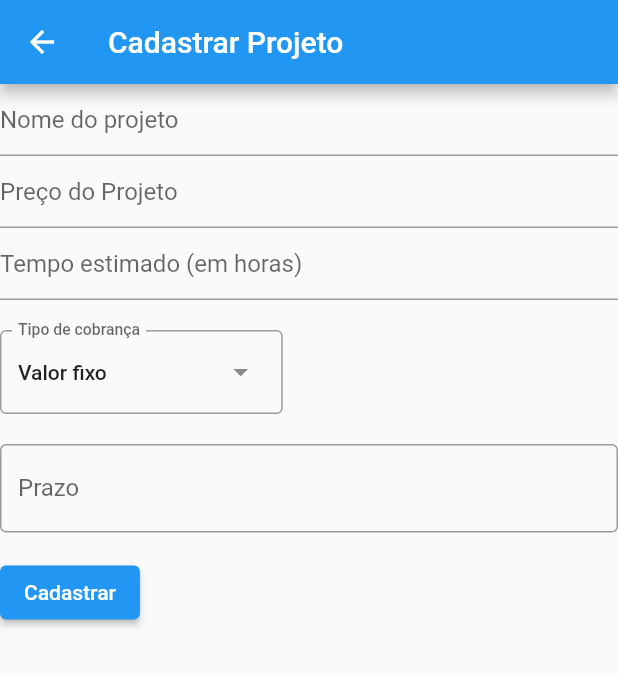
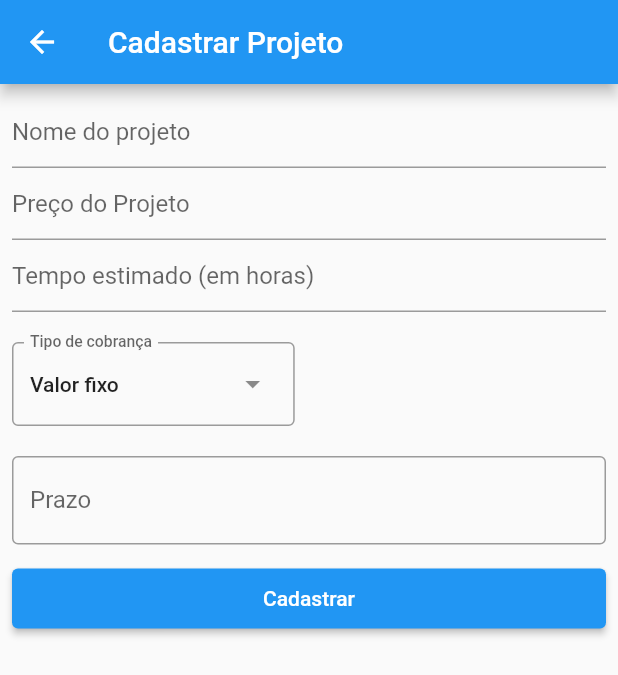
Before and after one commit to diegoufba/Time-Tracker, a Flutter app: the screen it shows after launch, after a tap on "Adicionar Projeto", on a phone screen of 412 x 824 dp. Shown: the top 675 px of the screen. Run offline on Flutter 3.47's test engine with Material 2 defaults, Android fonts, the phone set to English and light mode, and no system bars; our stand-ins replace flutter_riverpod.

Commit message:
melhorias no design

```diff
--- a/time_tracker/lib/main.dart
+++ b/time_tracker/lib/main.dart
@@ -8,25 +8,35 @@ import 'package:flutter_localizations/flutter_localizations.dart';
 void main() => runApp(const ProviderScope(child: MyApp()));
 
 final projectsProvider = StateProvider((ref) => [
-    Project("Desenvolvimento App mobile", 1300, null, DateTime.parse("2023-11-30"), 30, 72, false, false,
-      [Task("Definir Telas", DateTime.parse("2023-09-20"), DateTime.parse("2023-09-30"), 12.23, true),
-       Task("Desenvolver Telas", DateTime.parse("2023-10-10"), DateTime.parse("2023-11-30"), 48, false)
-      ]
-    ),
-    Project("Criação Sistema Web", 80, null, DateTime.parse("2023-12-25"), 102, 306, false, true,
-      [Task("Criação de rotas", DateTime.parse("2023-09-20"), DateTime.parse("2023-09-30"), 15, true),
-      ]
-    ),
-    Project("Mapeamento Relacional de Negócio", 1200, DateTime.parse("2023-11-20"), DateTime.parse("2023-11-21"), 50, 60, true, false, null),
-]);
+      Project("Desenvolvimento App mobile", 1300, null,
+          DateTime.parse("2023-11-30"), 30, 72, false, false, [
+        Task("Definir Telas", DateTime.parse("2023-09-20"),
+            DateTime.parse("2023-09-30"), 12.23, true),
+        Task("Desenvolver Telas", DateTime.parse("2023-10-10"),
+            DateTime.parse("2023-11-30"), 48, false)
+      ]),
+      Project("Criação Sistema Web", 80, null, DateTime.parse("2023-12-25"),
+          102, 306, false, true, [
+        Task("Criação de rotas", DateTime.parse("2023-09-20"),
+            DateTime.parse("2023-09-30"), 15, true),
+      ]),
+      Project(
+          "Mapeamento Relacional de Negócio",
+          1200,
+          DateTime.parse("2023-11-20"),
+          DateTime.parse("2023-11-21"),
+          50,
+          60,
+          true,
+          false,
+          null),
+    ]);
 
 class MyApp extends ConsumerWidget {
-
   const MyApp({super.key});
 
   @override
   Widget build(BuildContext context, WidgetRef ref) {
-
     return MaterialApp(
       title: "Time Tracker",
       localizationsDelegates: const [
@@ -36,11 +46,11 @@ class MyApp extends ConsumerWidget {
       ],
       supportedLocales: const [Locale('pt', 'BR')],
       home: Scaffold(
-          appBar: AppBar(
-            title: const Text("Meus Projetos"),
-          ),
-          body: const ProjectsScreen(),
+        appBar: AppBar(
+          title: const Text("Meus Projetos"),
         ),
+        body: const ProjectsScreen(),
+      ),
     );
   }
 }
--- a/time_tracker/lib/model/project.dart
+++ b/time_tracker/lib/model/project.dart
@@ -1,12 +1,12 @@
 import 'package:time_tracker/model/task.dart';
 
 class Project{
-   String _name;
+   final String _name;
    double _price = 0;
-   DateTime? _deliveryDate;
-   DateTime? _deadlineDate;
+   final DateTime? _deliveryDate;
+   final DateTime? _deadlineDate;
    double? _spentTime;
-   double? _estimatedTime;
+   final double? _estimatedTime;
    bool _finished = false;
    bool _hourlyRate = false;
    List<Task> _tasks = List.empty();
--- a/time_tracker/lib/model/task.dart
+++ b/time_tracker/lib/model/task.dart
@@ -1,8 +1,8 @@
 class Task {
-  String _name;
-  DateTime _initialDate;
-  DateTime _finalDate;
-  double? _hour;
+  final String _name;
+  final DateTime _initialDate;
+  final DateTime _finalDate;
+  final double? _hour;
   bool _isCompleted = false;
 
   Task(this._name, this._initialDate, this._finalDate, this._hour, bool? isCompleted){
--- a/time_tracker/lib/screens/projectForm.dart
+++ /dev/null
@@ -1,150 +0,0 @@
-import 'package:flutter/material.dart';
-import 'package:flutter_riverpod/flutter_riverpod.dart';
-import 'package:intl/intl.dart';
-import 'package:time_tracker/main.dart';
-import 'package:time_tracker/model/project.dart';
-
-class ProjectForm extends ConsumerWidget {
-  const ProjectForm({super.key});
-
-  @override
-  Widget build(BuildContext context, WidgetRef ref) {
-    final intitialDateController = TextEditingController();
-    final GlobalKey<FormState> formKey = GlobalKey<FormState>();
-    String projectName = "";
-    double priceProject = 0;
-    DateTime deliveryDateProject = DateTime.now();
-    DateTime deadlineDateProject = DateTime.now();
-    double estimatedTimeProject = 0;
-    bool projectHourlyRated = false;
-    List<String> chargeOptions = ["Valor fixo", "Por hora"];
-    DateTime timeNow = DateTime.now();
-
-    return Scaffold(
-        appBar: AppBar(title: const Text('Cadastrar Projeto')),
-        body: Form(
-          key: formKey,
-          child: Column(
-            crossAxisAlignment: CrossAxisAlignment.start,
-            children: <Widget>[
-              TextFormField(
-                decoration: const InputDecoration(
-                  hintText: 'Nome do projeto',
-                ),
-                validator: (String? value) {
-                  if (value == null || value.isEmpty) {
-                    return 'Por favor, digite um nome';
-                  }
-                  projectName = value;
-                  return null;
-                },
-              ),
-              TextFormField(
-                decoration: const InputDecoration(
-                  hintText: 'Preço do Projeto',
-                ),
-                keyboardType: TextInputType.number,
-                validator: (value) {
-                  if (value == null || value.isEmpty) {
-                    return 'Por favor, digite um preço';
-                  }
-                  double? aux = double.tryParse(value);
-                  if (aux == null || aux < 0) {
-                    return 'Por favor, digite um preço válido';
-                  }
-                  priceProject = aux;
-                  return null;
-                },
-              ),
-              TextFormField(
-                decoration: const InputDecoration(
-                  hintText: 'Tempo estimado (em horas)',
-                ),
-                keyboardType: TextInputType.number,
-                validator: (value) {
-                  if (value == null || value.isEmpty) {
-                    return 'Por favor, digite um tempo ';
-                  }
-                  double? aux = double.tryParse(value);
-                  if (aux == null || aux <= 0) {
-                    return 'Por favor, digite um tempo válido';
-                  }
-                  estimatedTimeProject = aux;
-                  return null;
-                },
-              ),
-              const SizedBox(height: 20),
-              DropdownMenu(
-                  initialSelection: chargeOptions.first,
-                  label: const Text("Tipo de cobrança"),
-                  onSelected: (value) => {
-                        value == "Por hora"
-                            ? projectHourlyRated = true
-                            : projectHourlyRated = false
-                      },
-                  dropdownMenuEntries: chargeOptions
-                      .map<DropdownMenuEntry<String>>((String value) {
-                    return DropdownMenuEntry<String>(
-                        value: value, label: value);
-                  }).toList()),
-              const SizedBox(height: 20),
-              TextFormField(
-                controller: intitialDateController,
-                decoration: const InputDecoration(
-                  border: OutlineInputBorder(),
-                  labelText: 'Prazo',
-                ),
-                readOnly: true,
-                onTap: () async {
-                  DateTime? newDate = await showDatePicker(
-                      context: context,
-                      initialDate: timeNow,
-                      firstDate: timeNow,
-                      cancelText: "Cancelar",
-                      helpText: "Escolha o prazo",
-                      errorFormatText: "Formato inválido",
-                      errorInvalidText: "Texto inválido",
-                      locale: const Locale('pt', 'BR'),
-                      lastDate: DateTime(timeNow.year + 10));
-                  if (newDate != null) {
-                    String formattedDate =
-                        DateFormat('dd/MM/yyyy').format(newDate);
-                    deliveryDateProject = newDate;
-                    intitialDateController.text = formattedDate;
-                  }
-                },
-              ),
-              Padding(
-                padding: const EdgeInsets.symmetric(vertical: 16.0),
-                child: ElevatedButton(
-                  onPressed: () {
-                    if (formKey.currentState!.validate()) {
-                      final List<Project> projetosDeepCopy =
-                          List.from(ref.read(projectsProvider.notifier).state);
-                      Project newProject = Project(
-                          projectName,
-                          priceProject,
-                          deliveryDateProject,
-                          deadlineDateProject,
-                          null,
-                          estimatedTimeProject,
-                          false,
-                          projectHourlyRated,
-                          null);
-                      projetosDeepCopy.add(newProject);
-                      ref.read(projectsProvider.notifier).state =
-                          projetosDeepCopy;
-                      Navigator.pop(context);
-                      ScaffoldMessenger.of(context).showSnackBar(const SnackBar(
-                          content: Text('Projeto adicionado'),
-                          duration: Duration(milliseconds: 1600)));
-                    }
-                  },
-                  child: const Text('Cadastrar'),
-                ),
-              ),
-            ],
-          ),
-        ));
-  }
-}
--- /dev/null
+++ b/time_tracker/lib/screens/project_form.dart
@@ -0,0 +1,158 @@
+import 'package:flutter/material.dart';
+import 'package:flutter_riverpod/flutter_riverpod.dart';
+import 'package:intl/intl.dart';
+import 'package:time_tracker/main.dart';
+import 'package:time_tracker/model/project.dart';
+
+class ProjectForm extends ConsumerWidget {
+  const ProjectForm({super.key});
+
+  @override
+  Widget build(BuildContext context, WidgetRef ref) {
+    final intitialDateController = TextEditingController();
+    final GlobalKey<FormState> formKey = GlobalKey<FormState>();
+    String projectName = "";
+    double priceProject = 0;
+    DateTime deliveryDateProject = DateTime.now();
+    DateTime deadlineDateProject = DateTime.now();
+    double estimatedTimeProject = 0;
+    bool projectHourlyRated = false;
+    List<String> chargeOptions = ["Valor fixo", "Por hora"];
+    DateTime timeNow = DateTime.now();
+
+    return Scaffold(
+        appBar: AppBar(title: const Text('Cadastrar Projeto')),
+        body: Padding(
+          padding: const EdgeInsets.all(8.0),
+          child: Form(
+            key: formKey,
+            child: Column(
+              crossAxisAlignment: CrossAxisAlignment.start,
+              children: <Widget>[
+                TextFormField(
+                  decoration: const InputDecoration(
+                    hintText: 'Nome do projeto',
+                  ),
+                  validator: (String? value) {
+                    if (value == null || value.isEmpty) {
+                      return 'Por favor, digite um nome';
+                    }
+                    projectName = value;
+                    return null;
+                  },
+                ),
+                TextFormField(
+                  decoration: const InputDecoration(
+                    hintText: 'Preço do Projeto',
+                  ),
+                  keyboardType: TextInputType.number,
+                  validator: (value) {
+                    if (value == null || value.isEmpty) {
+                      return 'Por favor, digite um preço';
+                    }
+                    double? aux = double.tryParse(value);
+                    if (aux == null || aux < 0) {
+                      return 'Por favor, digite um preço válido';
+                    }
+                    priceProject = aux;
+                    return null;
+                  },
+                ),
+                TextFormField(
+                  decoration: const InputDecoration(
+                    hintText: 'Tempo estimado (em horas)',
+                  ),
+                  keyboardType: TextInputType.number,
+                  validator: (value) {
+                    if (value == null || value.isEmpty) {
+                      return 'Por favor, digite um tempo ';
+                    }
+                    double? aux = double.tryParse(value);
+                    if (aux == null || aux <= 0) {
+                      return 'Por favor, digite um tempo válido';
+                    }
+                    estimatedTimeProject = aux;
+                    return null;
+                  },
+                ),
+                const SizedBox(height: 20),
+                DropdownMenu(
+                    initialSelection: chargeOptions.first,
+                    label: const Text("Tipo de cobrança"),
+                    onSelected: (value) => {
+                          value == "Por hora"
+                              ? projectHourlyRated = true
+                              : projectHourlyRated = false
+                        },
+                    dropdownMenuEntries: chargeOptions
+                        .map<DropdownMenuEntry<String>>((String value) {
+                      return DropdownMenuEntry<String>(
+                          value: value, label: value);
+                    }).toList()),
+                const SizedBox(height: 20),
+                TextFormField(
+                  controller: intitialDateController,
+                  decoration: const InputDecoration(
+                    border: OutlineInputBorder(),
+                    labelText: 'Prazo',
+                  ),
+                  readOnly: true,
+                  onTap: () async {
+                    DateTime? newDate = await showDatePicker(
+                        context: context,
+                        initialDate: timeNow,
+                        firstDate: timeNow,
+                        cancelText: "Cancelar",
+                        helpText: "Escolha o prazo",
+                        errorFormatText: "Formato inválido",
+                        errorInvalidText: "Texto inválido",
+                        locale: const Locale('pt', 'BR'),
+                        lastDate: DateTime(timeNow.year + 10));
+                    if (newDate != null) {
+                      String formattedDate =
+                          DateFormat('dd/MM/yyyy').format(newDate);
+                      deliveryDateProject = newDate;
+                      intitialDateController.text = formattedDate;
+                    }
+                  },
+                ),
+                Padding(
+                  padding: const EdgeInsets.symmetric(vertical: 16.0),
+                  child: SizedBox(
+                    width: double.infinity,
+                    height: 40,
+                    child: ElevatedButton(
+                      onPressed: () {
+                        if (formKey.currentState!.validate()) {
+                          final List<Project> projetosDeepCopy = List.from(
+                              ref.read(projectsProvider.notifier).state);
+                          Project newProject = Project(
+                              projectName,
+                              priceProject,
+                              deliveryDateProject,
+                              deadlineDateProject,
+                              null,
+                              estimatedTimeProject,
+                              false,
+                              projectHourlyRated,
+                              null);
+                          projetosDeepCopy.add(newProject);
+                          ref.read(projectsProvider.notifier).state =
+                              projetosDeepCopy;
+                          Navigator.pop(context);
+                          ScaffoldMessenger.of(context).showSnackBar(
+                              const SnackBar(
+                                  content: Text('Projeto adicionado'),
+                                  duration: Duration(milliseconds: 1600)));
+                        }
+                      },
+                      child: const Text('Cadastrar'),
+                    ),
+                  ),
+                ),
+              ],
+            ),
+          ),
+        ));
+  }
+}
--- a/time_tracker/lib/screens/projects.dart
+++ b/time_tracker/lib/screens/projects.dart
@@ -2,8 +2,8 @@ import 'package:flutter/material.dart';
 import 'package:flutter_riverpod/flutter_riverpod.dart';
 import 'package:time_tracker/main.dart';
 import 'package:time_tracker/model/project.dart';
-import 'package:time_tracker/screens/projectDetails.dart';
-import 'package:time_tracker/screens/projectForm.dart';
+import 'package:time_tracker/screens/project_details.dart';
+import 'package:time_tracker/screens/project_form.dart';
 
 class ProjectsScreen extends ConsumerWidget {
   const ProjectsScreen({super.key});
@@ -12,33 +12,52 @@ class ProjectsScreen extends ConsumerWidget {
   Widget build(BuildContext context, WidgetRef ref) {
     final List<Project> projects = ref.watch(projectsProvider);
 
-    return Column(
+    return Container(
+      margin: const EdgeInsets.only(top: 10),
+      child: Column(
+        crossAxisAlignment: CrossAxisAlignment.start,
         children: [
           ListView.builder(
               scrollDirection: Axis.vertical,
               shrinkWrap: true,
               itemCount: projects.length,
               itemBuilder: (context, index) {
-              return ListTile(
-                  title: Center(child: Text(projects.elementAt(index).name)),
+                return Card(
+                    child: ListTile(
+                        title: Text(projects.elementAt(index).name),
+                        trailing: const Icon(Icons.arrow_forward),
                         onTap: () {
                           Navigator.push(
                               context,
                               MaterialPageRoute(
                                   builder: (context) => ProjectDetailsScreen(
                                       project: projects.elementAt(index))));
-                  });
+                        }));
               }),
-        Text("Total de projetos: ${projects.length}"),
-        ElevatedButton(
+          Padding(
+            padding: const EdgeInsets.all(8.0),
+            child: Text(
+              "Total de projetos: ${projects.length}",
+              textAlign: TextAlign.left,
+            ),
+          ),
+          Padding(
+            padding: const EdgeInsets.all(8.0),
+            child: SizedBox(
+              width: double.infinity,
+              height: 40,
+              child: ElevatedButton(
                   onPressed: () => {
                         Navigator.push(
                             context,
                             MaterialPageRoute(
                                 builder: (context) => const ProjectForm()))
                       },
-            child: const Text("Adicionar Projeto"))
+                  child: const Text("Adicionar Projeto")),
+            ),
+          )
         ],
+      ),
     );
   }
 }
```
Also changed, not shown: time_tracker/lib/screens/actionsTask.dart (deleted, +0 -67 lines), time_tracker/lib/screens/actions_task.dart (added, +67 -0 lines), time_tracker/lib/screens/project_details.dart (renamed from time_tracker/lib/screens/projectDetails.dart, +23 -10 lines), time_tracker/lib/screens/task_form.dart (renamed from time_tracker/lib/screens/taskForm.dart, +17 -9 lines), time_tracker/lib/screens/task_details.dart (renamed from time_tracker/lib/screens/taskDetails.dart). Lines whose indentation alone changed are shown as unchanged.
